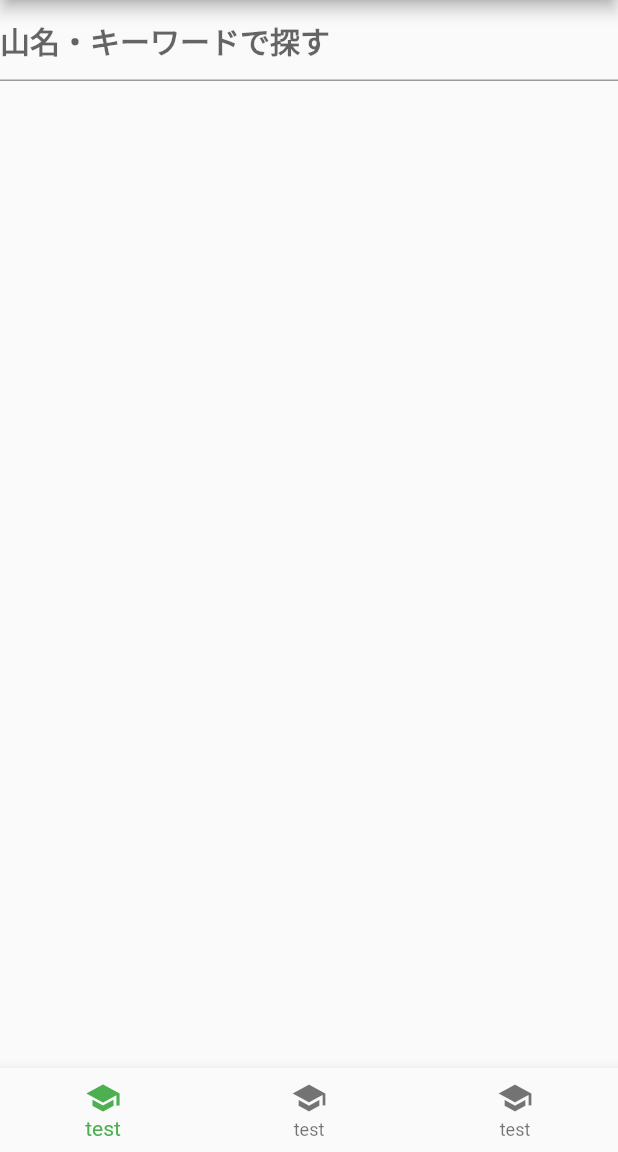
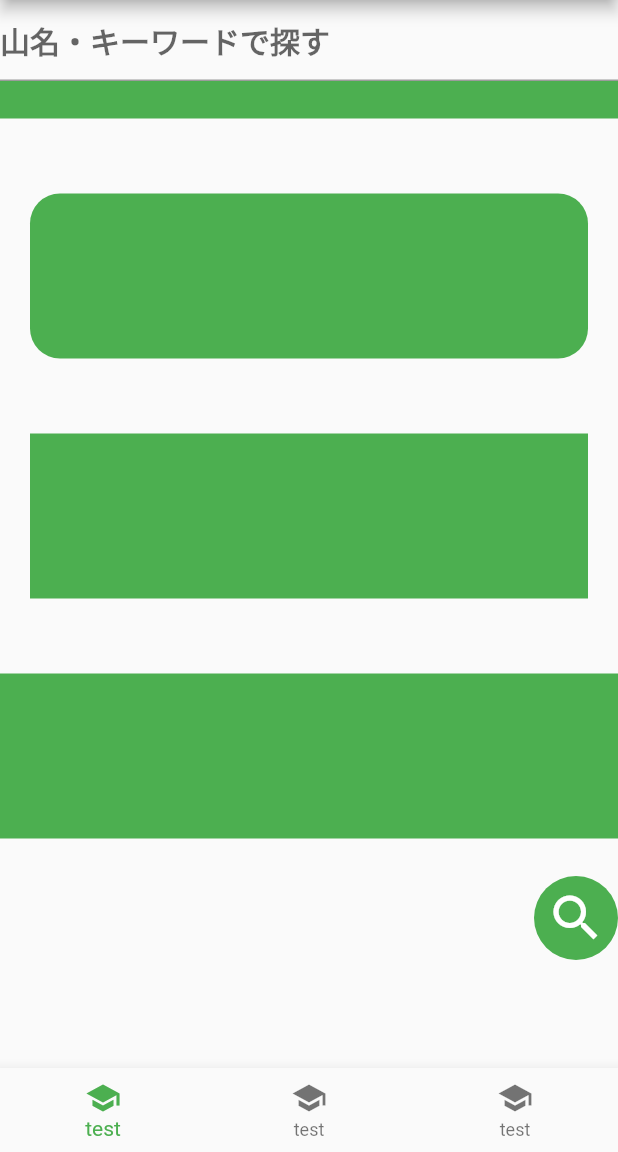
Before and after one commit to kolbe-ryo/Yamatching_dev, a Flutter app: the screen it shows after launch, on a phone screen of 412 x 824 dp, the part 84-1236 px from its top. Run offline on Flutter 3.47's test engine with Material 2 defaults, Android fonts, the phone set to English and light mode, and no system bars; Roboto replaces fonts that are missing (KaiseiOpti-Bold).

Commit message:
bodyに条件バー背景追加

```diff
--- a/lib/main.dart
+++ b/lib/main.dart
@@ -52,7 +52,9 @@ class _MyHomePageState extends State<MyHomePage> {
               size: 40,
             ),
           ]),
-      body: Container(
+      body: Column(
+        children: [
+          Container(
             width: double.infinity,
             child: TextField(
               style: TextStyle(
@@ -66,6 +68,62 @@ class _MyHomePageState extends State<MyHomePage> {
               ),
             ),
           ),
+          Padding(
+            padding: EdgeInsets.only(
+              bottom: 25, //下に２０
+            ),
+            child: Container(
+              color: Colors.green,
+              height: 25,
+            ),
+          ),
+          Padding(
+            padding:
+                EdgeInsets.symmetric(vertical: 25, horizontal: 20), //上と下に２０
+            child: Container(
+              height: 110,
+              decoration: BoxDecoration(
+                color: Colors.green,
+                borderRadius: BorderRadius.horizontal(
+                  right: Radius.circular(20),
+                  left: Radius.circular(20),
+                ),
+              ),
+            ),
+          ),
+          Padding(
+            padding: EdgeInsets.symmetric(vertical: 25, horizontal: 20),
+            //上と下に２０
+            child: Container(
+              color: Colors.green,
+              height: 110,
+            ),
+          ),
+          Padding(
+            padding: EdgeInsets.symmetric(vertical: 25), //上と下に２０
+            child: Container(
+              color: Colors.green,
+              height: 110,
+            ),
+          ),
+          Align(
+            alignment: Alignment(1, 1),
+            child: ClipOval(
+              child: Material(
+                color: Colors.green,
+                child: Padding(
+                  padding: const EdgeInsets.all(8.0),
+                  child: Icon(
+                    Icons.search,
+                    size: 40,
+                    color: Colors.white,
+                  ),
+                ),
+              ),
+            ),
+          )
+        ],
+      ),
       bottomNavigationBar: BottomNavigationBar(
         items: [
           BottomNavigationBarItem(icon: Icon(Icons.school), label: "test"),
```
Lines whose indentation alone changed are shown as unchanged.
